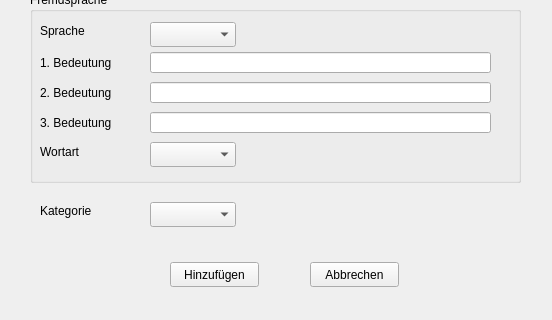
The window that Vokabeltrainer/addvocable.ui (rschiri/Vokabeltrainer) describes before a commit, drawn with Qt 5; both pictures show x 0 to 552 and y 228 to 548 of the 552 by 548 pixel window.
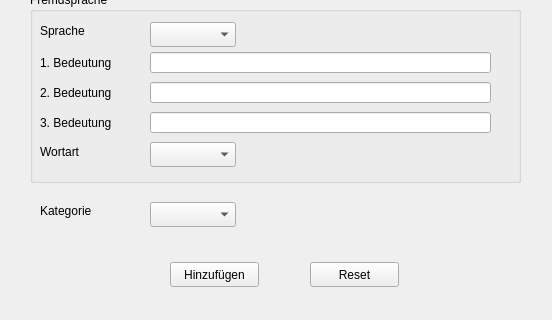
The same window after the commit.

The edit to the form file:
```diff
--- a/Vokabeltrainer/addvocable.ui
+++ b/Vokabeltrainer/addvocable.ui
@@ -292,7 +292,7 @@
     </rect>
    </property>
    <property name="text">
-    <string>Abbrechen</string>
+    <string>Reset</string>
    </property>
   </widget>
   <widget class="QLabel" name="label_11">
```
Left out of the diff: 14 changed lines with no effect on the pictures.
